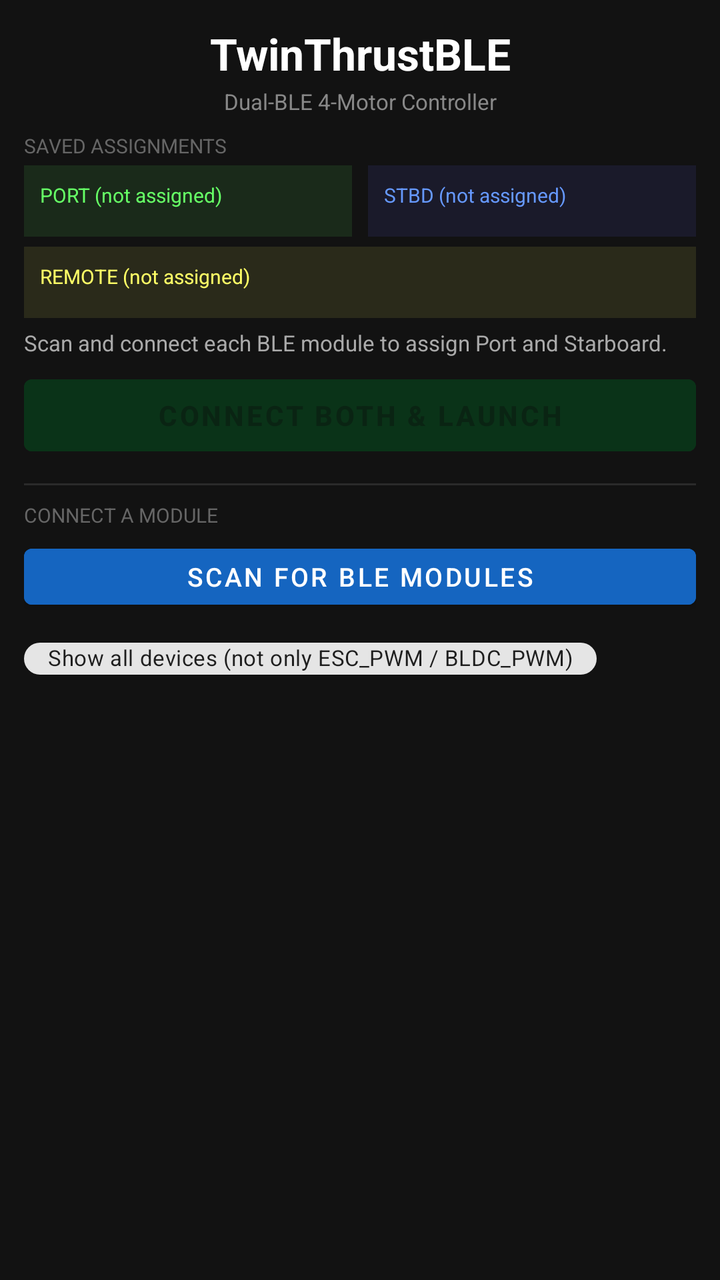
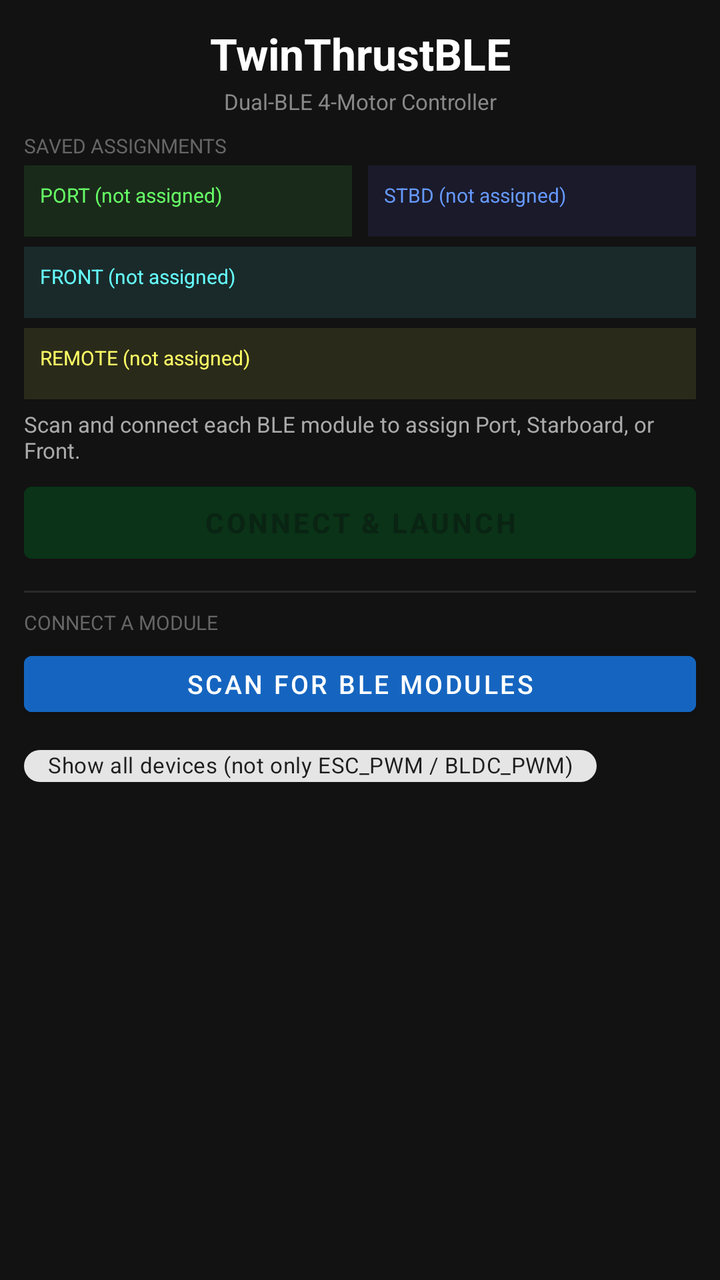

The first picture is an Android layout as it rendered before a commit; the second is the same layout after the commit. The layout source and the unified diff follow.
<!-- AndroidManifest.xml: application theme Theme.TwinThrust -->
<!-- res/layout/activity_main.xml -->
<?xml version="1.0" encoding="utf-8"?>
<ScrollView xmlns:android="http://schemas.android.com/apk/res/android"
    android:layout_width="match_parent" android:layout_height="match_parent"
    android:background="#121212" android:fillViewport="true">

    <LinearLayout android:layout_width="match_parent" android:layout_height="wrap_content"
        android:orientation="vertical" android:padding="12dp">

        <TextView android:layout_width="match_parent" android:layout_height="wrap_content"
            android:text="TwinThrustBLE" android:textSize="22sp" android:textStyle="bold"
            android:textColor="#FFFFFF" android:gravity="center" android:paddingBottom="2dp"/>
        <TextView android:layout_width="match_parent" android:layout_height="wrap_content"
            android:text="Dual-BLE 4-Motor Controller" android:textSize="11sp"
            android:textColor="#888888" android:gravity="center" android:paddingBottom="8dp"/>

        
        <TextView android:layout_width="match_parent" android:layout_height="wrap_content"
            android:text="SAVED ASSIGNMENTS" android:textColor="#666666"
            android:textSize="10sp" android:paddingBottom="3dp"/>

        <LinearLayout android:layout_width="match_parent" android:layout_height="wrap_content"
            android:orientation="horizontal" android:layout_marginBottom="5dp">

            <LinearLayout android:layout_width="0dp" android:layout_weight="1"
                android:layout_height="wrap_content" android:orientation="vertical"
                android:background="#1A2A1A" android:padding="8dp" android:layout_marginEnd="4dp">
                <TextView android:id="@+id/tvPortSaved" android:layout_width="match_parent"
                    android:layout_height="wrap_content" android:text="PORT (not assigned)"
                    android:textColor="#66FF66" android:textSize="10sp" android:paddingBottom="6dp"/>
                
                <Button android:id="@+id/btnClearPort" android:layout_width="match_parent"
                    android:layout_height="36dp" android:text="Clear" android:textSize="11sp"
                    android:backgroundTint="#883333" android:visibility="gone"/>
            </LinearLayout>

            <LinearLayout android:layout_width="0dp" android:layout_weight="1"
                android:layout_height="wrap_content" android:orientation="vertical"
                android:background="#1A1A2A" android:padding="8dp" android:layout_marginStart="4dp">
                <TextView android:id="@+id/tvStbdSaved" android:layout_width="match_parent"
                    android:layout_height="wrap_content" android:text="STBD (not assigned)"
                    android:textColor="#6699FF" android:textSize="10sp" android:paddingBottom="6dp"/>
                <Button android:id="@+id/btnClearStbd" android:layout_width="match_parent"
                    android:layout_height="36dp" android:text="Clear" android:textSize="11sp"
                    android:backgroundTint="#883333" android:visibility="gone"/>
            </LinearLayout>
        </LinearLayout>

        
        <LinearLayout android:layout_width="match_parent" android:layout_height="wrap_content"
            android:orientation="vertical" android:background="#2A2A1A" android:padding="8dp"
            android:layout_marginBottom="5dp">
            <TextView android:id="@+id/tvLookbonSaved" android:layout_width="match_parent"
                android:layout_height="wrap_content" android:text="REMOTE (not assigned)"
                android:textColor="#FFFF66" android:textSize="10sp" android:paddingBottom="6dp"/>
            <Button android:id="@+id/btnClearLookbon" android:layout_width="match_parent"
                android:layout_height="36dp" android:text="Clear Remote" android:textSize="11sp"
                android:backgroundTint="#883333" android:visibility="gone"/>
        </LinearLayout>

        <TextView android:id="@+id/tvBothHint" android:layout_width="match_parent"
            android:layout_height="wrap_content"
            android:text="Scan and connect each BLE module to assign Port and Starboard."
            android:textColor="#AAAAAA" android:textSize="11sp" android:paddingBottom="5dp"/>

        <Button android:id="@+id/btnConnectBoth" android:layout_width="match_parent"
            android:layout_height="48dp" android:text="CONNECT BOTH &amp; LAUNCH"
            android:textStyle="bold" android:textSize="14sp" android:backgroundTint="#006622"
            android:enabled="false" android:alpha="0.4" android:layout_marginBottom="10dp"/>

        <View android:layout_width="match_parent" android:layout_height="1dp"
            android:background="#2A2A2A" android:layout_marginBottom="8dp"/>

        
        <TextView android:layout_width="match_parent" android:layout_height="wrap_content"
            android:text="CONNECT A MODULE" android:textColor="#666666"
            android:textSize="10sp" android:paddingBottom="4dp"/>

        <LinearLayout android:layout_width="match_parent" android:layout_height="wrap_content"
            android:orientation="horizontal" android:gravity="center_vertical"
            android:layout_marginBottom="5dp">
            <Button android:id="@+id/btnScan" android:layout_width="0dp" android:layout_weight="1"
                android:layout_height="40dp" android:text="Scan for BLE Modules"
                android:backgroundTint="#1565C0" android:textSize="13sp"/>
            <ProgressBar android:id="@+id/progressBar" android:layout_width="28dp"
                android:layout_height="28dp" android:layout_marginStart="8dp"
                android:visibility="gone" android:indeterminateTint="#2196F3"/>
        </LinearLayout>

        
        <com.google.android.material.chip.Chip
            android:id="@+id/chipShowAll"
            android:layout_width="wrap_content" android:layout_height="32dp"
            android:text="Show all devices (not only ESC_PWM / BLDC_PWM)"
            android:textSize="11sp"
            style="@style/Widget.MaterialComponents.Chip.Filter"
            android:layout_marginBottom="6dp"/>

        
        <androidx.recyclerview.widget.RecyclerView android:id="@+id/recyclerView"
            android:layout_width="match_parent" android:layout_height="wrap_content"
            android:minHeight="200dp"
            android:clipToPadding="false" android:paddingTop="2dp"/>

    </LinearLayout>
</ScrollView>
<!-- resources referenced by this layout -->
<resources>
  <style name="Theme.TwinThrust" parent="Theme.MaterialComponents.DayNight.DarkActionBar">
          <item name="colorPrimary">#1565C0</item>
          <item name="colorPrimaryVariant">#0D47A1</item>
          <item name="colorOnPrimary">#FFFFFF</item>
          <item name="colorSecondary">#00E5FF</item>
          <item name="colorOnSecondary">#000000</item>
          <item name="android:windowBackground">#121212</item>
          <item name="android:statusBarColor">#0D0D0D</item>
      </style>
</resources>

<!-- the commit's change to res/layout/activity_main.xml (unified diff, before → after) -->
@@ -27,7 +27,6 @@
                 <TextView android:id="@+id/tvPortSaved" android:layout_width="match_parent"
                     android:layout_height="wrap_content" android:text="PORT (not assigned)"
                     android:textColor="#66FF66" android:textSize="10sp" android:paddingBottom="6dp"/>
-                
                 <Button android:id="@+id/btnClearPort" android:layout_width="match_parent"
                     android:layout_height="36dp" android:text="Clear" android:textSize="11sp"
                     android:backgroundTint="#883333" android:visibility="gone"/>
@@ -47,6 +46,18 @@
 
         
         <LinearLayout android:layout_width="match_parent" android:layout_height="wrap_content"
+            android:orientation="vertical" android:background="#1A2A2A" android:padding="8dp"
+            android:layout_marginBottom="5dp">
+            <TextView android:id="@+id/tvFrontSaved" android:layout_width="match_parent"
+                android:layout_height="wrap_content" android:text="FRONT (not assigned)"
+                android:textColor="#66FFFF" android:textSize="10sp" android:paddingBottom="6dp"/>
+            <Button android:id="@+id/btnClearFront" android:layout_width="match_parent"
+                android:layout_height="36dp" android:text="Clear Front" android:textSize="11sp"
+                android:backgroundTint="#883333" android:visibility="gone"/>
+        </LinearLayout>
+
+        
+        <LinearLayout android:layout_width="match_parent" android:layout_height="wrap_content"
             android:orientation="vertical" android:background="#2A2A1A" android:padding="8dp"
             android:layout_marginBottom="5dp">
             <TextView android:id="@+id/tvLookbonSaved" android:layout_width="match_parent"
@@ -59,11 +70,11 @@
 
         <TextView android:id="@+id/tvBothHint" android:layout_width="match_parent"
             android:layout_height="wrap_content"
-            android:text="Scan and connect each BLE module to assign Port and Starboard."
+            android:text="Scan and connect each BLE module to assign Port, Starboard, or Front."
             android:textColor="#AAAAAA" android:textSize="11sp" android:paddingBottom="5dp"/>
 
         <Button android:id="@+id/btnConnectBoth" android:layout_width="match_parent"
-            android:layout_height="48dp" android:text="CONNECT BOTH &amp; LAUNCH"
+            android:layout_height="48dp" android:text="CONNECT &amp; LAUNCH"
             android:textStyle="bold" android:textSize="14sp" android:backgroundTint="#006622"
             android:enabled="false" android:alpha="0.4" android:layout_marginBottom="10dp"/>
 
